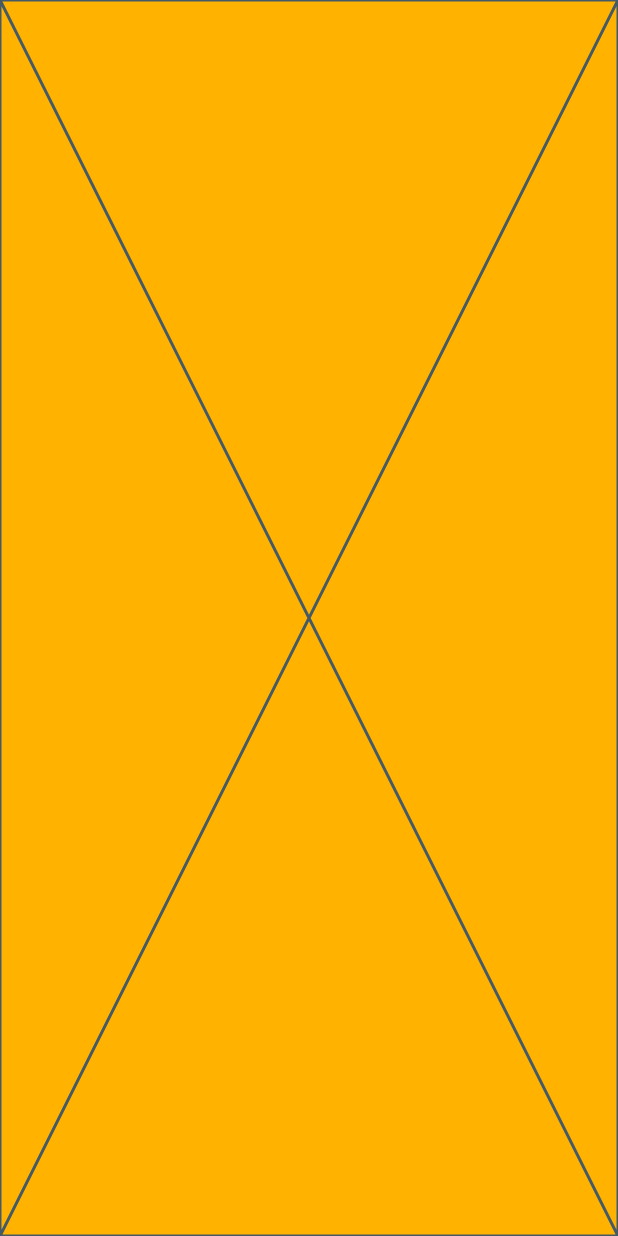
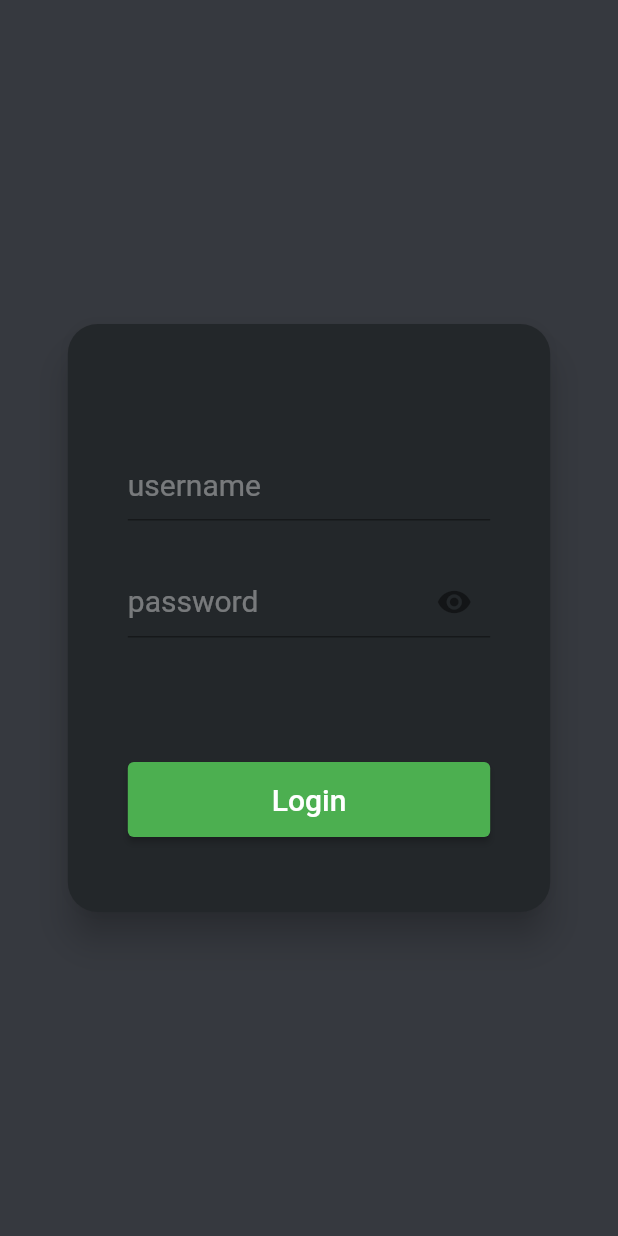
Before and after one commit to Apolos7/chat_online_frontend, a Flutter app: the LoginView screen opened directly, on a phone screen of 412 x 824 dp. Run offline on Flutter 3.47's test engine with Material 2 defaults, Android fonts, the phone set to English and light mode, and no system bars; network calls fail.

Commit message:
Login view and custom messages on connecting and disconnecting

```diff
--- a/lib/config/api_constants.dart
+++ b/lib/config/api_constants.dart
@@ -1,3 +1,4 @@
 class APIConstants {
-  static const String API_BACKEND_LOCAL = "ws://192.168.0.111:8080";
+  static const String API_BACKEND_WEBSOCKET = "ws://192.168.0.111:8080";
+  static const String API_BACKEND = "http://192.168.0.111:8080";
 }
--- a/lib/main.dart
+++ b/lib/main.dart
@@ -1,4 +1,4 @@
-import 'package:chat_online_frontend/view/chat_view.dart';
+import 'package:chat_online_frontend/view/login_view.dart';
 import 'package:flutter/material.dart';
 
 void main() {
@@ -13,9 +13,9 @@ class MyApp extends StatelessWidget {
     return MaterialApp(
       title: 'Flutter Demo',
       theme: ThemeData(
-        primarySwatch: Colors.blue,
+        primarySwatch: Colors.green,
       ),
-      home: const ChatView(),
+      home: const LoginView(),
     );
   }
 }
--- a/lib/service/chat_websocket_service.dart
+++ b/lib/service/chat_websocket_service.dart
@@ -10,7 +10,7 @@ class ChatWebSocketService {
   Future _initConnection() async {
     log('Initiating connection.');
     channel = IOWebSocketChannel.connect(
-      "${APIConstants.API_BACKEND_LOCAL}/chat",
+      "${APIConstants.API_BACKEND_WEBSOCKET}/chat",
       headers: {"Authorization": "Bearer eyJhbGciOiJIUzUxMiJ9.eyJzdWIiOiJBcG9sb3M3IiwiZXhwIjoxNjgxODk2NDk0LCJpYXQiOjE2Nzg2NTY0OTR9.GK7MJXRhmGn1pXb4W5P7TqbJxoLqs1CY1Erg_tG1Gg--loK8o81yn5jog1SJxEGXzl0bYoJr3JmnnqRB6XXtmQ"},
       pingInterval: const Duration(seconds: 2),
     );
--- a/lib/view/chat_view.dart
+++ b/lib/view/chat_view.dart
@@ -1,6 +1,7 @@
 import 'dart:convert';
 import 'dart:developer';
 
+import 'package:chat_online_frontend/componenets/connection_bubble_widget.dart';
 import 'package:chat_online_frontend/componenets/input_message_widget.dart';
 import 'package:chat_online_frontend/componenets/message_bubble_widget.dart';
 import 'package:chat_online_frontend/model/message.dart';
@@ -9,7 +10,11 @@ import 'package:flutter/material.dart';
 import 'package:flutter/src/widgets/framework.dart';
 
 class ChatView extends StatefulWidget {
-  const ChatView({Key? key}) : super(key: key);
+  const ChatView({Key? key, required this.username, required this.token})
+      : super(key: key);
+
+  final String username;
+  final String token;
 
   @override
   State<ChatView> createState() => _ChatViewState();
@@ -78,7 +83,9 @@ class _ChatViewState extends State<ChatView> {
   }
 
   _buildItem(int index, Message message) {
-    final isMe = message.from == "Apolos7";
-    return MessageBubbleWidget(chatMessage: message, isMe: isMe);
+    final isMe = message.from == widget.username;
+    return message.type == "CHAT"
+        ? MessageBubbleWidget(chatMessage: message, isMe: isMe)
+        : ConnectionBubbleWidget(chatMessage: message);
   }
 }
--- a/lib/view/login_view.dart
+++ b/lib/view/login_view.dart
@@ -1,7 +1,7 @@
+import 'package:chat_online_frontend/service/user_service.dart';
 import 'package:chat_online_frontend/view/chat_view.dart';
 import 'package:flutter/material.dart';
 import 'package:flutter/src/widgets/framework.dart';
-import 'package:shared_preferences/shared_preferences.dart';
 
 class LoginView extends StatefulWidget {
   const LoginView({super.key});
@@ -11,30 +11,131 @@ class LoginView extends StatefulWidget {
 }
 
 class _LoginViewState extends State<LoginView> {
-  final TextEditingController _txtController = TextEditingController();
+  final TextEditingController _usernameController = TextEditingController();
+  final TextEditingController _passwordController = TextEditingController();
+  bool _passwordVisible = true;
   final _formKey = GlobalKey<FormState>();
 
   @override
   Widget build(BuildContext context) {
     return Scaffold(
-      backgroundColor: Colors.amber[600],
-      body: const Placeholder(),
+      backgroundColor: const Color(0XFF36393f),
+      body: SizedBox(
+        width: double.infinity,
+        child: Column(
+          crossAxisAlignment: CrossAxisAlignment.center,
+          mainAxisAlignment: MainAxisAlignment.center,
+          children: <Widget>[
+            SizedBox(
+              height: 400,
+              width: MediaQuery.of(context).size.width * 0.80,
+              child: Card(
+                color: const Color(0XFF23272a),
+                elevation: 10,
+                shape: RoundedRectangleBorder(
+                    borderRadius: BorderRadius.circular(20)),
+                child: Container(
+                  margin: const EdgeInsets.symmetric(horizontal: 40),
+                  child: Form(
+                    key: _formKey,
+                    child: Column(
+                      mainAxisAlignment: MainAxisAlignment.center,
+                      crossAxisAlignment: CrossAxisAlignment.center,
+                      children: [
+                        const Spacer(),
+                        TextFormField(
+                          controller: _usernameController,
+                          decoration: const InputDecoration(
+                            hintText: 'username',
+                            hintStyle: TextStyle(
+                              fontSize: 20,
+                              color: Colors.white38,
+                            ),
+                          ),
+                          style: const TextStyle(
+                            fontSize: 20,
+                            color: Colors.white54,
+                          ),
+                        ),
+                        const SizedBox(height: 30),
+                        TextFormField(
+                          controller: _passwordController,
+                          validator: passwordValidator,
+                          obscureText: _passwordVisible,
+                          decoration: InputDecoration(
+                            hintText: 'password',
+                            hintStyle: const TextStyle(
+                              fontSize: 20,
+                              color: Colors.white38,
+                            ),
+                            suffixIcon: IconButton(
+                              onPressed: () => setState(() {
+                                _passwordVisible = !_passwordVisible;
+                              }),
+                              icon: Icon(
+                                _passwordVisible
+                                    ? Icons.visibility
+                                    : Icons.visibility_off,
+                              ),
+                            ),
+                          ),
+                          style: const TextStyle(
+                            fontSize: 20,
+                            color: Colors.white54,
+                          ),
+                        ),
+                        const Spacer(),
+                        Container(
+                          constraints: const BoxConstraints(
+                            maxWidth: 250,
+                          ),
+                          width: double.infinity,
+                          height: 50,
+                          margin: const EdgeInsets.only(bottom: 50),
+                          child: ElevatedButton(
+                            onPressed: () => login(
+                                username: _usernameController.text,
+                                password: _passwordController.text),
+                            child: const Text(
+                              'Login',
+                              style: TextStyle(
+                                fontSize: 20,
+                              ),
+                            ),
+                          ),
+                        )
+                      ],
+                    ),
+                  ),
+                ),
+              ),
+            )
+          ],
+        ),
+      ),
     );
   }
 
-  void navToChat({required String token, required String username}) async {
+  void login({required String username, required String password}) async {
     if (_formKey.currentState!.validate()) {
-      SharedPreferences.getInstance().then((sharedPf) {
-        sharedPf.setString("token", token);
-        sharedPf.setString("username", username);
+      UserService userService = UserService();
+      userService
+          .authenticateUser(username: username, password: password)
+          .then((token) {
+
+        Navigator.of(context).pushReplacement(
+          MaterialPageRoute(
+            builder: (context) => ChatView(username: username, token: token),
+          ),
+        );
       });
-
-      Navigator.of(context).pushReplacement(
-        MaterialPageRoute(
-          builder: (context) => const ChatView(),
-        ),
-      );
     }
   }
 
+  String? passwordValidator(String? password) {
+    if (password == null || password.isEmpty) {
+      return 'Password is required';
+    }
+    return null;
+  }
 }
--- a/pubspec.yaml
+++ b/pubspec.yaml
@@ -39,6 +39,7 @@ dependencies:
   web_socket_channel: ^2.3.0
   intl: ^0.18.0
   shared_preferences: ^2.0.18
+  http: ^0.13.5
 
 dev_dependencies:
   flutter_test:
```
Also changed, not shown: lib/componenets/connection_bubble_widget.dart (added, +46 -0 lines), lib/service/user_service.dart (added, +41 -0 lines), pubspec.lock, 1 other file.
